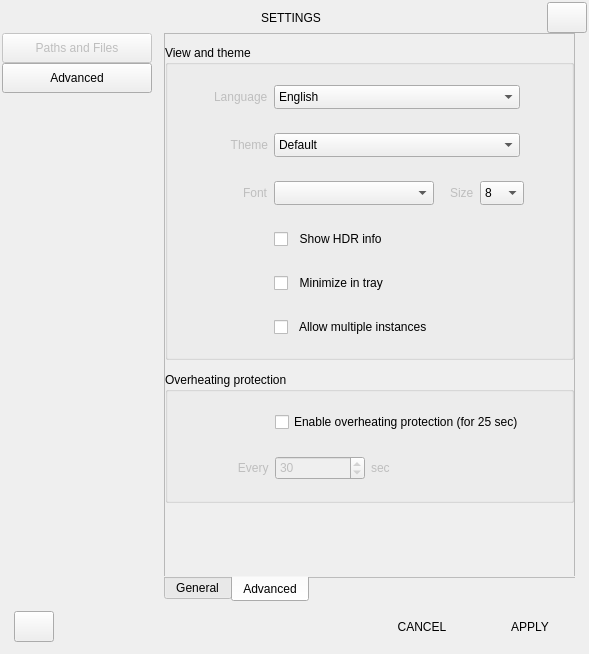
Above: app/settings.ui from CineEncoder/cine-encoder before the change. Below: the same form after it.
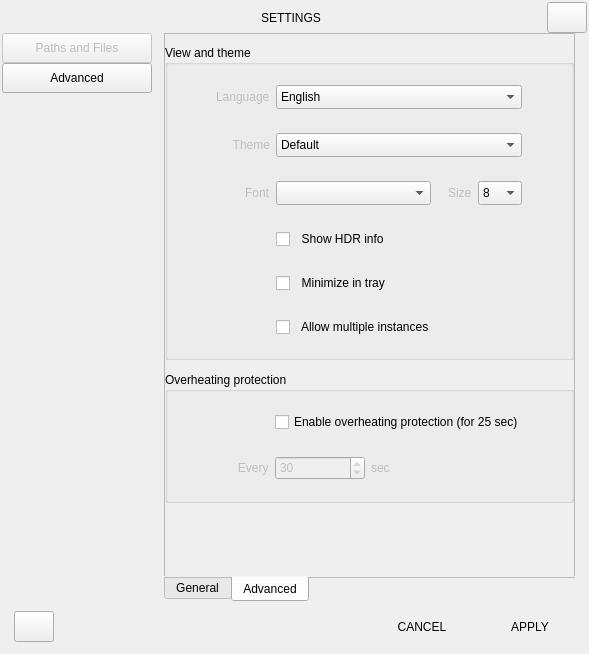
That is the form after the change. The open tabs and pages were chosen to show the change. Icons and pictures are not drawn.

Diff of the .ui file:
```diff
--- a/app/settings.ui
+++ b/app/settings.ui
@@ -1229,13 +1229,13 @@
                           </property>
                           <property name="minimumSize">
                            <size>
-                            <width>160</width>
+                            <width>155</width>
                             <height>24</height>
                            </size>
                           </property>
                           <property name="maximumSize">
                            <size>
-                            <width>160</width>
+                            <width>155</width>
                             <height>30</height>
                            </size>
                           </property>
@@ -1273,7 +1273,7 @@
                           </property>
                          </spacer>
                         </item>
-                        <item row="10" column="2" colspan="2">
+                        <item row="10" column="2" colspan="3">
                          <widget class="QCheckBox" name="checkBox_allowDuplicates">
                           <property name="maximumSize">
                            <size>
```
